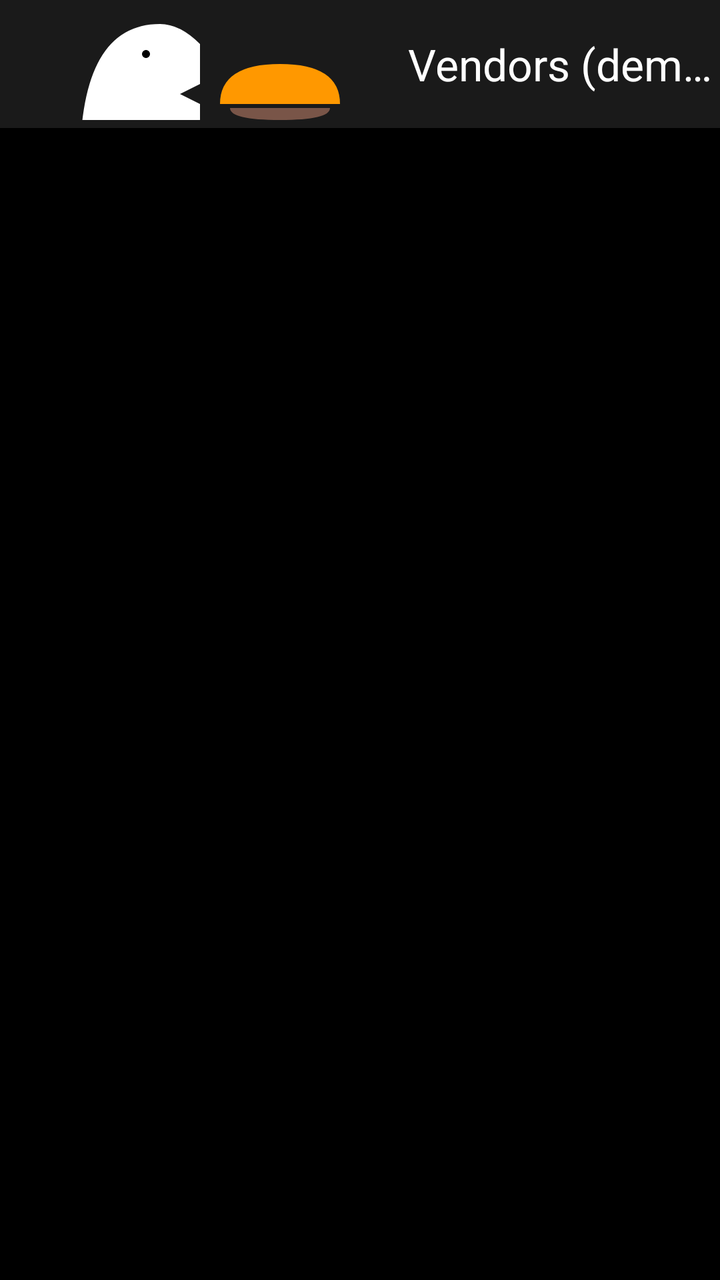
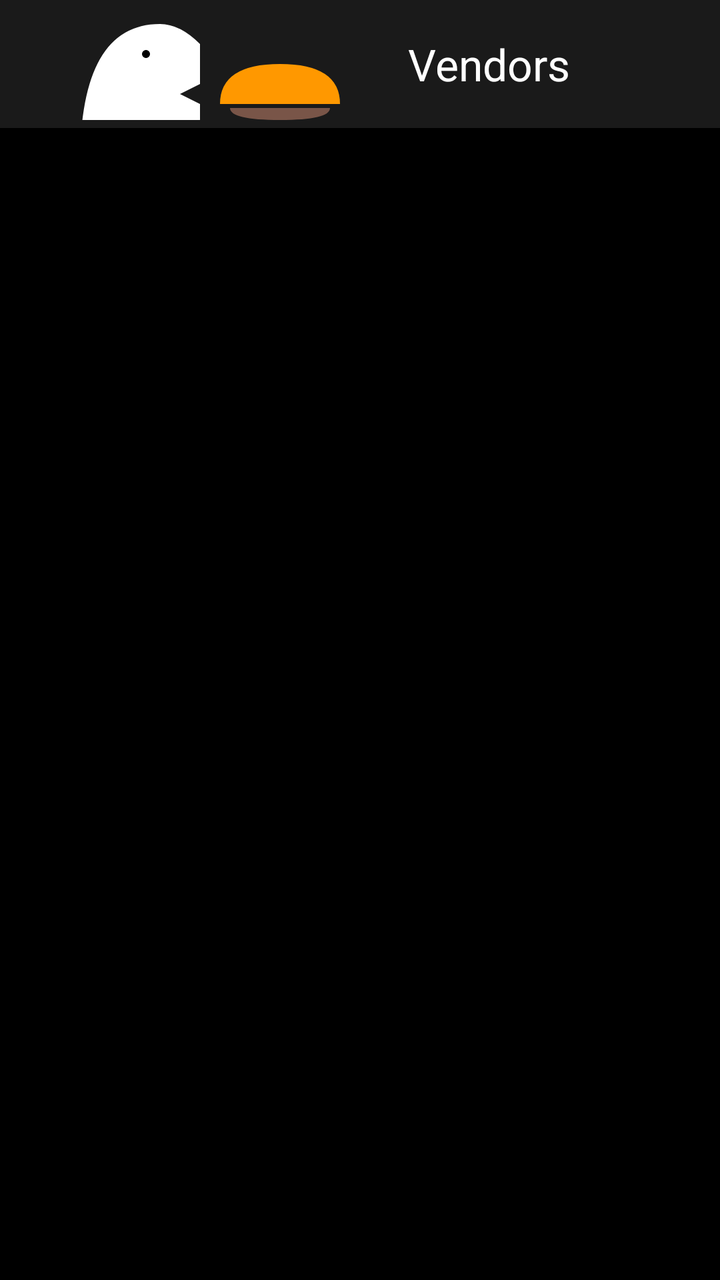

Screens rendered from an Android XML layout before and after an edit, with the pre-edit source and the edit as a unified diff.
<!-- AndroidManifest.xml: application theme Theme.BiteForLessFoodBridge -->
<!-- res/layout/activity_admin_vendors.xml -->
<?xml version="1.0" encoding="utf-8"?>
<LinearLayout xmlns:android="http://schemas.android.com/apk/res/android"
    xmlns:app="http://schemas.android.com/apk/res-auto"
    android:layout_width="match_parent"
    android:layout_height="match_parent"
    android:background="@color/background"
    android:orientation="vertical">

    <com.google.android.material.appbar.MaterialToolbar
        android:id="@+id/admin_vendors_toolbar"
        android:layout_width="match_parent"
        android:layout_height="?attr/actionBarSize"
        android:background="@color/surface"
        app:navigationIcon="@drawable/ic_logo_bite"
        app:title="Vendors (demo)"
        app:titleTextColor="@color/on_background" />

    <HorizontalScrollView
        android:layout_width="match_parent"
        android:layout_height="wrap_content"
        android:scrollbars="none">

        <com.google.android.material.chip.ChipGroup
            android:id="@+id/admin_vendors_filter"
            android:layout_width="wrap_content"
            android:layout_height="wrap_content"
            android:paddingStart="@dimen/spacing_md"
            android:paddingEnd="@dimen/spacing_md"
            app:singleSelection="true" />
    </HorizontalScrollView>

    <androidx.recyclerview.widget.RecyclerView
        android:id="@+id/admin_vendors_list"
        android:layout_width="match_parent"
        android:layout_height="0dp"
        android:layout_weight="1"
        android:clipToPadding="false"
        android:paddingBottom="@dimen/spacing_md" />

    <LinearLayout
        android:id="@+id/admin_vendors_empty"
        android:layout_width="match_parent"
        android:layout_height="0dp"
        android:layout_weight="1"
        android:gravity="center"
        android:orientation="vertical"
        android:padding="@dimen/spacing_lg"
        android:visibility="gone">

        <TextView
            android:layout_width="wrap_content"
            android:layout_height="wrap_content"
            android:text="No vendors in this state"
            android:textAppearance="@style/TextAppearance.BiteForLess.Title"
            android:textSize="18sp" />
    </LinearLayout>
</LinearLayout>
<!-- resources referenced by this layout -->
<resources>
  <color name="background">#FF000000</color>
  <color name="on_background">#FFFFFFFF</color>
  <color name="surface">#FF1A1A1A</color>
  <dimen name="spacing_lg">24dp</dimen>
  <dimen name="spacing_md">16dp</dimen>
  <!-- drawable ic_logo_bite (drawable) -->
  <vector xmlns:android="http://schemas.android.com/apk/res/android"
      android:width="200dp"
      android:height="200dp"
      android:viewportWidth="200"
      android:viewportHeight="200">
  
      
      <path
          android:fillColor="#FF9800"
          android:pathData="M110,130 L170,130 Q170,145 140,145 Q110,145 110,130 Z" />
  
      
      <path
          android:fillColor="#795548"
          android:pathData="M115,122 L165,122 Q165,128 140,128 Q115,128 115,122 Z" />
  
      
      <path
          android:fillColor="#FF9800"
          android:pathData="M110,120 L170,120 Q170,100 140,100 Q110,100 110,120 Z" />
  
      
      <path
          android:fillColor="#FFFFFF"
          android:pathData="M40,150 Q40,80 80,80 Q90,80 100,90 L100,110 L90,115 L100,120 L100,140 Q90,150 80,150 Z" />
  
      
      <path
          android:fillColor="#000000"
          android:pathData="M75,95 A2,2 0 1,1 71,95 A2,2 0 1,1 75,95" />
  
  </vector>
  <style name="TextAppearance.BiteForLess.Title" parent="TextAppearance.Material3.TitleLarge">
          <item name="android:textColor">@color/on_background</item>
      </style>
  <style name="Theme.BiteForLessFoodBridge" parent="Base.Theme.BiteForLessFoodBridge" />
  <style name="Base.Theme.BiteForLessFoodBridge" parent="Theme.Material3.DayNight.NoActionBar">
          <item name="colorPrimary">@color/primary</item>
          <item name="colorOnPrimary">@color/black</item>
          <item name="colorSecondary">@color/secondary</item>
          <item name="colorError">@color/error</item>
          <item name="android:windowBackground">@color/background</item>
          <item name="android:statusBarColor">@color/background</item>
          <item name="android:navigationBarColor">@color/background</item>
          <item name="bottomNavigationStyle">@style/Widget.BiteForLess.BottomNavigation</item>
      </style>
  <color name="primary">#FF9800</color>
  <color name="black">#FF000000</color>
  <color name="secondary">#FFEB3B</color>
  <color name="error">#F44336</color>
  <style name="Widget.BiteForLess.BottomNavigation" parent="Widget.Material3.BottomNavigationView">
          <item name="materialThemeOverlay">@style/ThemeOverlay.BiteForLess.BottomNavigation</item>
      </style>
  <style name="ThemeOverlay.BiteForLess.BottomNavigation" parent="">
          <item name="colorPrimary">@color/primary</item>
          <item name="colorOnSurface">@color/text_secondary</item>
          <item name="colorOnSurfaceVariant">@color/text_hint</item>
      </style>
  <color name="text_secondary">#B3FFFFFF</color>
  <color name="text_hint">#80FFFFFF</color>
</resources>

<!-- the commit's change to res/layout/activity_admin_vendors.xml (unified diff, before → after) -->
@@ -12,7 +12,7 @@
         android:layout_height="?attr/actionBarSize"
         android:background="@color/surface"
         app:navigationIcon="@drawable/ic_logo_bite"
-        app:title="Vendors (demo)"
+        app:title="Vendors"
         app:titleTextColor="@color/on_background" />
 
     <HorizontalScrollView
